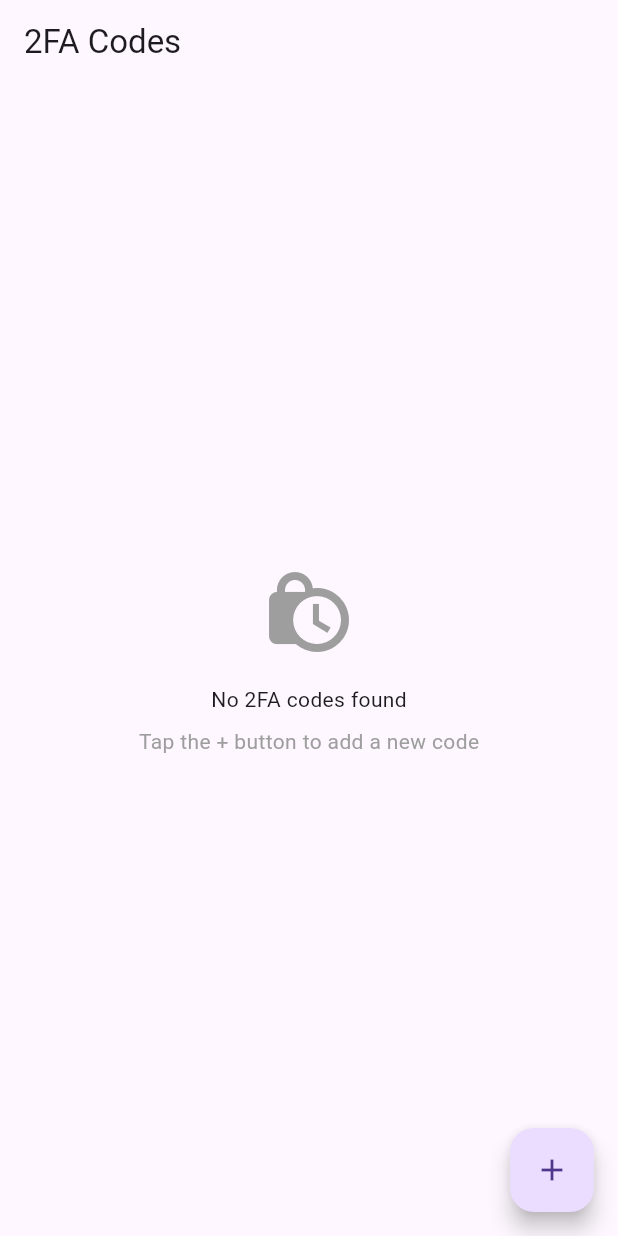
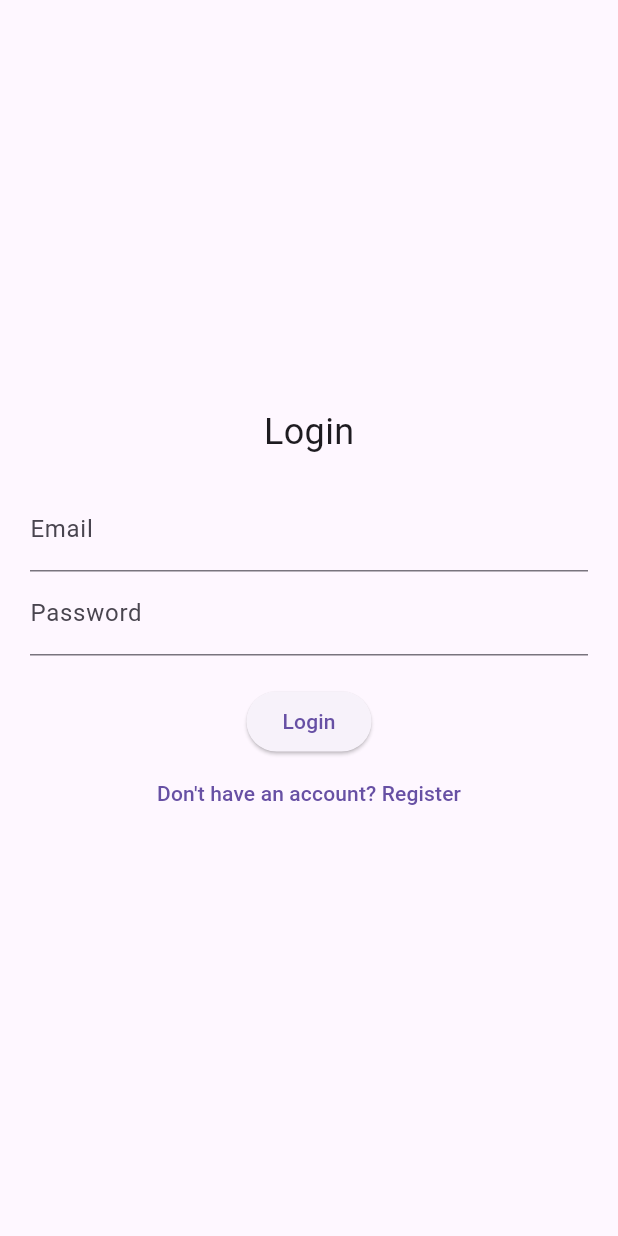
Before and after one commit to Kura1desuJp/flutter_application_3, a Flutter app: the screen it shows after launch, on a phone screen of 412 x 824 dp. Run offline on Flutter 3.47's test engine with Material 3 defaults, Android fonts, the phone set to English and light mode, and no system bars; our stand-ins replace sqflite, sqflite_common_ffi; missing offline and left inert: base32; accounts and stored records are empty.

Commit message:
Добавив аунтифікацію

```diff
--- /dev/null
+++ b/lib/auth_screen.dart
@@ -0,0 +1,103 @@
+import 'package:flutter/material.dart';
+import 'package:flutter_application_3/database_helper.dart';
+import 'main_screen.dart';
+
+class AuthScreen extends StatefulWidget {
+  @override
+  _AuthScreenState createState() => _AuthScreenState();
+}
+
+class _AuthScreenState extends State<AuthScreen> {
+  final _formKey = GlobalKey<FormState>();
+  final _emailController = TextEditingController();
+  final _passwordController = TextEditingController();
+  bool _isLogin = true;
+
+  void _submit() async {
+    if (_formKey.currentState!.validate()) {
+      final email = _emailController.text.trim();
+      final password = _passwordController.text.trim();
+
+      if (_isLogin) {
+        // Логін
+        final user = await DatabaseHelper.instance.getUser(email, password);
+        if (user != null) {
+          // Перехід до головного екрану після успішного логіну
+          Navigator.pushReplacement(
+            context,
+            MaterialPageRoute(builder: (_) => MainScreen()),
+          );
+        } else {
+          // Якщо користувача немає в базі
+          ScaffoldMessenger.of(context).showSnackBar(
+            SnackBar(content: Text('Invalid credentials')),
+          );
+        }
+      } else {
+        // Реєстрація
+        // Додаємо нового користувача до бази
+        await DatabaseHelper.instance.insertUser(email, password);
+        ScaffoldMessenger.of(context).showSnackBar(
+          SnackBar(content: Text('Account created. Please login.')),
+        );
+        setState(() {
+          _isLogin = true;  // Після реєстрації перемикаємо на екран логіну
+        });
+      }
+    }
+  }
+
+  @override
+  Widget build(BuildContext context) {
+    return Scaffold(
+      body: Padding(
+        padding: EdgeInsets.all(20),
+        child: Center(
+          child: SingleChildScrollView(
+            child: Form(
+              key: _formKey,
+              child: Column(
+                children: [
+                  Text(_isLogin ? 'Login' : 'Register', style: TextStyle(fontSize: 24)),
+                  SizedBox(height: 20),
+                  TextFormField(
+                    controller: _emailController,
+                    decoration: InputDecoration(labelText: 'Email'),
+                    keyboardType: TextInputType.emailAddress,
+                    validator: (value) {
+                      if (value == null || value.isEmpty || !value.contains('@')) {
+                        return 'Enter a valid email';
+                      }
+                      return null;
+                    },
+                  ),
+                  TextFormField(
+                    controller: _passwordController,
+                    decoration: InputDecoration(labelText: 'Password'),
+                    obscureText: true,
+                    validator: (value) =>
+                        value != null && value.length < 6
+                            ? 'Password must be at least 6 characters'
+                            : null,
+                  ),
+                  SizedBox(height: 20),
+                  ElevatedButton(
+                    onPressed: _submit,
+                    child: Text(_isLogin ? 'Login' : 'Register'),
+                  ),
+                  TextButton(
+                    onPressed: () =>
+                        setState(() => _isLogin = !_isLogin),
+                    child: Text(_isLogin
+                        ? 'Don\'t have an account? Register'
+                        : 'Already have an account? Login'),
+                  )
+                ],
+              ),
+            ),
+          ),
+        ),
+      ),
+    );
+  }
+}
--- a/lib/database_helper.dart
+++ b/lib/database_helper.dart
@@ -1,57 +1,67 @@
 import 'dart:io';
-import 'package:sqflite/sqflite.dart';
+import 'package:sqflite/sqflite.dart' as sql;
 import 'package:path/path.dart';
 import 'package:path_provider/path_provider.dart';
 import 'package:flutter_application_3/two_factor_code.dart';
-import 'package:sqflite/sqflite.dart';
-import 'package:sqflite_common_ffi/sqflite_ffi.dart';
+import 'package:sqflite_common_ffi/sqflite_ffi.dart' as ffi;
 
 class DatabaseHelper {
   static final _databaseName = "TwoFactorAuth.db";
   static final _databaseVersion = 1;
 
+  // Таблиці для зберігання двофакторних кодів та користувачів
   static final table = 'codes';
+  static final userTable = 'users'; // Таблиця для користувачів
 
+  // Колонки для таблиці двофакторних кодів
   static final columnId = 'id';
   static final columnColor = 'color';
   static final columnWebsite = 'website';
   static final columnEmail = 'email';
   static final columnSecret = 'secret';
 
-  static Database? _database;
+  // Колонки для таблиці користувачів
+  static final columnUserId = 'id';
+  static final columnUserEmail = 'email';
+  static final columnUserPassword = 'password'; // Пароль для користувача
+
+  static sql.Database? _database;
 
   DatabaseHelper._privateConstructor();
   static final DatabaseHelper instance = DatabaseHelper._privateConstructor();
 
-  Future<Database> get database async {
+  Future<sql.Database> get database async {
     if (_database != null) return _database!;
     _database = await _initDatabase();
     return _database!;
   }
 
-  _initDatabase() async {
-    // Initialize FFI database factory for desktop platforms
-    if (Platform.isWindows || Platform.isLinux || Platform.isMacOS) {
-      databaseFactory = databaseFactoryFfi;
+ Future<sql.Database> _initDatabase() async {
+    String path;
+
+    if (Platform.isAndroid || Platform.isIOS) {
+      // Mobile platforms: Use the default database path
+      path = join(await sql.getDatabasesPath(), _databaseName);
+    } else {
+      // Desktop platforms: Initialize FFI and set the database path
+      final documentsDirectory = await getApplicationDocumentsDirectory();
+      path = join(documentsDirectory.path, _databaseName);
+      // Initialize FFI
+      ffi.sqfliteFfiInit();
+      // Set the database factory to use FFI
+      sql.databaseFactory = ffi.databaseFactoryFfi;
     }
 
-    String path;
-    if (Platform.isAndroid || Platform.isIOS) {
-      path = join(await getDatabasesPath(), _databaseName);
-    } else {
-      // For desktop platforms
-      final documentsDirectory = await getApplicationDocumentsDirectory();
-      path = join(documentsDirectory.path, _databaseName);
-    }
-
-    return await openDatabase(
+    return await sql.openDatabase(
       path,
       version: _databaseVersion,
       onCreate: _onCreate,
     );
   }
 
-  Future _onCreate(Database db, int version) async {
+
+  Future _onCreate(sql.Database db, int version) async {
+    // Створення таблиці для двофакторних кодів
     await db.execute('''
       CREATE TABLE $table (
         $columnId INTEGER PRIMARY KEY AUTOINCREMENT,
@@ -61,27 +71,57 @@ class DatabaseHelper {
         $columnSecret TEXT NOT NULL
       )
     ''');
+
+    // Створення таблиці для користувачів
+    await db.execute('''
+      CREATE TABLE $userTable (
+        $columnUserId INTEGER PRIMARY KEY AUTOINCREMENT,
+        $columnUserEmail TEXT NOT NULL,
+        $columnUserPassword TEXT NOT NULL
+      )
+    ''');
   }
 
+  // Додаємо користувача в базу даних
+  Future<void> insertUser(String email, String password) async {
+    sql.Database db = await instance.database;
+    await db.insert(userTable, {
+      columnUserEmail: email,
+      columnUserPassword: password, // Зберігаємо пароль
+    });
+  }
+
+  // Перевірка, чи є користувач з таким емейлом і паролем
+  Future<Map<String, dynamic>?> getUser(String email, String password) async {
+    sql.Database db = await instance.database;
+    final result = await db.query(
+      userTable,
+      where: '$columnUserEmail = ? AND $columnUserPassword = ?',
+      whereArgs: [email, password],
+    );
+    return result.isNotEmpty ? result.first : null;
+  }
+
+  // Методи для роботи з двофакторними кодами
   Future<int> insertCode(TwoFactorCode code) async {
-    Database db = await instance.database;
+    sql.Database db = await instance.database;
     return await db.insert(table, code.toMap());
   }
 
   Future<List<TwoFactorCode>> getAllCodes() async {
-    Database db = await instance.database;
+    sql.Database db = await instance.database;
     List<Map> maps = await db.query(table);
     return maps.map((map) => TwoFactorCode.fromMap(map)).toList();
   }
 
   Future<int> updateCode(TwoFactorCode code) async {
-    Database db = await instance.database;
+    sql.Database db = await instance.database;
     return await db.update(table, code.toMap(),
         where: '$columnId = ?', whereArgs: [code.id]);
   }
 
   Future<int> deleteCode(int id) async {
-    Database db = await instance.database;
+    sql.Database db = await instance.database;
     return await db.delete(table, where: '$columnId = ?', whereArgs: [id]);
   }
 }
--- a/pubspec.yaml
+++ b/pubspec.yaml
@@ -36,7 +36,7 @@ dependencies:
   base32: ^2.1.3
   crypto: ^3.0.3
   intl: ^0.18.1
-
+  path: ^1.8.2
   # The following adds the Cupertino Icons font to your application.
   # Use with the CupertinoIcons class for iOS style icons.
   cupertino_icons: ^1.0.8
```
Also changed, not shown: lib/main.dart (+5 -4 lines), pubspec.lock.
